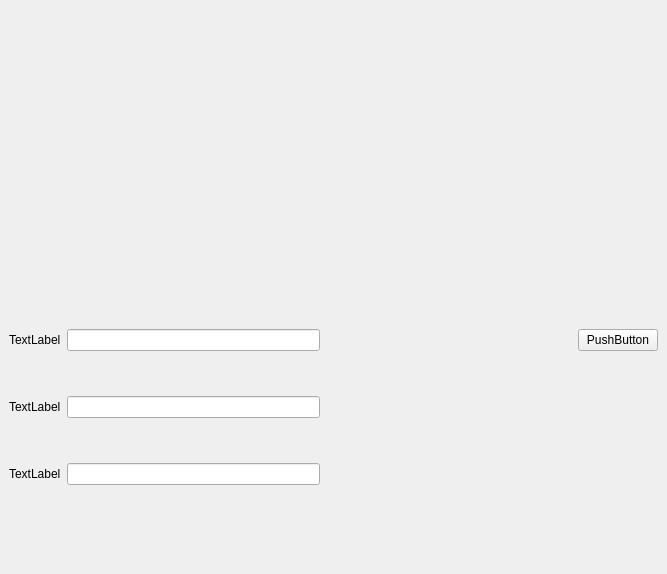
Old version of the form mainwindow.ui in the repository naryst/de-assigment.
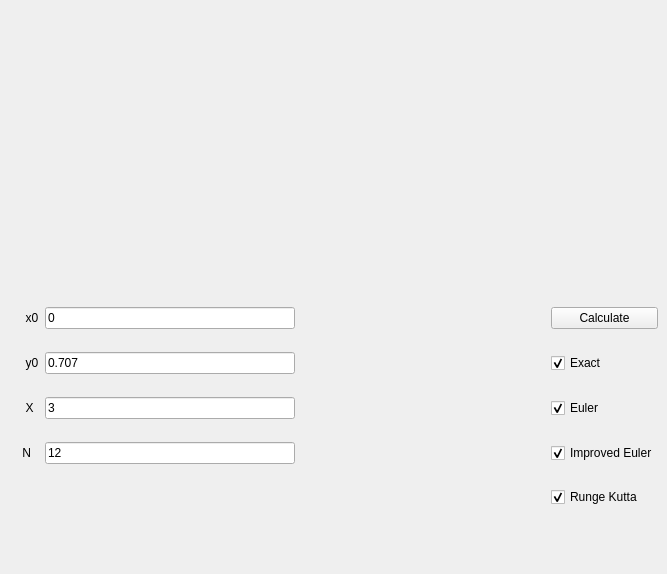
New version of the form.

What changed in the file:
```diff
--- a/mainwindow.ui
+++ b/mainwindow.ui
@@ -20,37 +20,45 @@
     </item>
     <item>
      <layout class="QGridLayout" name="gridLayout">
-      <item row="3" column="2">
-       <widget class="QLineEdit" name="lineEdit_3"/>
+      <item row="4" column="0">
+       <widget class="QLabel" name="N">
+        <property name="text">
+         <string>    N</string>
+        </property>
+       </widget>
       </item>
       <item row="2" column="0">
        <widget class="QLabel" name="label_2">
         <property name="text">
-         <string>TextLabel</string>
+         <string>     y0</string>
+        </property>
+       </widget>
+      </item>
+      <item row="3" column="2">
+       <widget class="QLineEdit" name="XData">
+        <property name="text">
+         <string>3</string>
         </property>
        </widget>
       </item>
       <item row="0" column="2">
-       <widget class="QLineEdit" name="lineEdit"/>
-      </item>
-      <item row="2" column="2">
-       <widget class="QLineEdit" name="lineEdit_2"/>
-      </item>
-      <item row="3" column="0">
-       <widget class="QLabel" name="label_3">
+       <widget class="QLineEdit" name="x0Data">
         <property name="text">
-         <string>TextLabel</string>
+         <string>0</string>
         </property>
        </widget>
       </item>
-      <item row="0" column="0">
-       <widget class="QLabel" name="label">
+      <item row="2" column="4">
+       <widget class="QCheckBox" name="ExactShow">
         <property name="text">
-         <string>TextLabel</string>
+         <string>Exact</string>
         </property>
+        <property name="checked">
+         <bool>true</bool>
+        </property>
        </widget>
       </item>
-      <item row="4" column="0">
+      <item row="6" column="0">
        <spacer name="verticalSpacer">
         <property name="orientation">
          <enum>Qt::Vertical</enum>
@@ -66,14 +74,62 @@
         </property>
        </spacer>
       </item>
+      <item row="0" column="0">
+       <widget class="QLabel" name="x0">
+        <property name="text">
+         <string>     x0</string>
+        </property>
+       </widget>
+      </item>
       <item row="0" column="4">
        <widget class="QPushButton" name="pushButton">
         <property name="text">
-         <string>PushButton</string>
+         <string>Calculate</string>
         </property>
        </widget>
       </item>
-      <item row="4" column="3">
+      <item row="3" column="4">
+       <widget class="QCheckBox" name="EulerShow">
+        <property name="text">
+         <string>Euler</string>
+        </property>
+        <property name="checked">
+         <bool>true</bool>
+        </property>
+       </widget>
+      </item>
+      <item row="3" column="0">
+       <widget class="QLabel" name="X">
+        <property name="text">
+         <string>     X</string>
+        </property>
+       </widget>
+      </item>
+      <item row="4" column="2">
+       <widget class="QLineEdit" name="NData">
+        <property name="text">
+         <string>12</string>
+        </property>
+       </widget>
+      </item>
+      <item row="2" column="2">
+       <widget class="QLineEdit" name="y0Data">
+        <property name="text">
+         <string>0.707</string>
+        </property>
+       </widget>
+      </item>
+      <item row="4" column="4">
+       <widget class="QCheckBox" name="ImprovedEulerShow">
+        <property name="text">
+         <string>Improved Euler</string>
+        </property>
+        <property name="checked">
+         <bool>true</bool>
+        </property>
+       </widget>
+      </item>
+      <item row="6" column="3">
        <spacer name="horizontalSpacer">
         <property name="orientation">
          <enum>Qt::Horizontal</enum>
@@ -86,6 +142,16 @@
         </property>
        </spacer>
       </item>
+      <item row="5" column="4">
+       <widget class="QCheckBox" name="RungeKuttaShow">
+        <property name="text">
+         <string>Runge Kutta</string>
+        </property>
+        <property name="checked">
+         <bool>true</bool>
+        </property>
+       </widget>
+      </item>
      </layout>
     </item>
    </layout>
```
Left out of the diff: 4 changed lines with no effect on the pictures.
